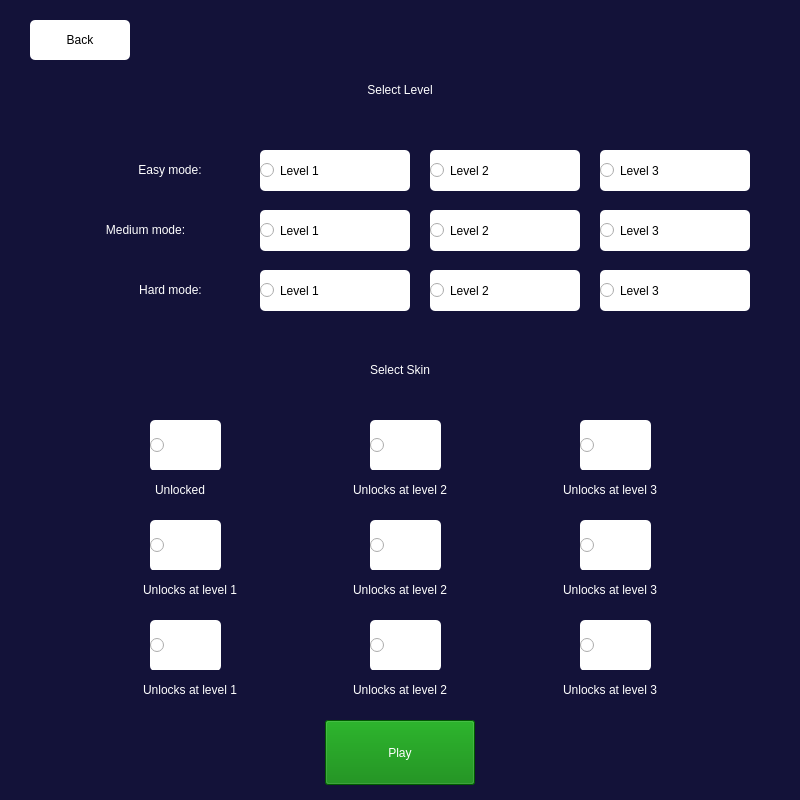
First picture: the form in ui_files/level_and_skin2.ui, repository omkar2887/Whack_A_Mole, before the edit.
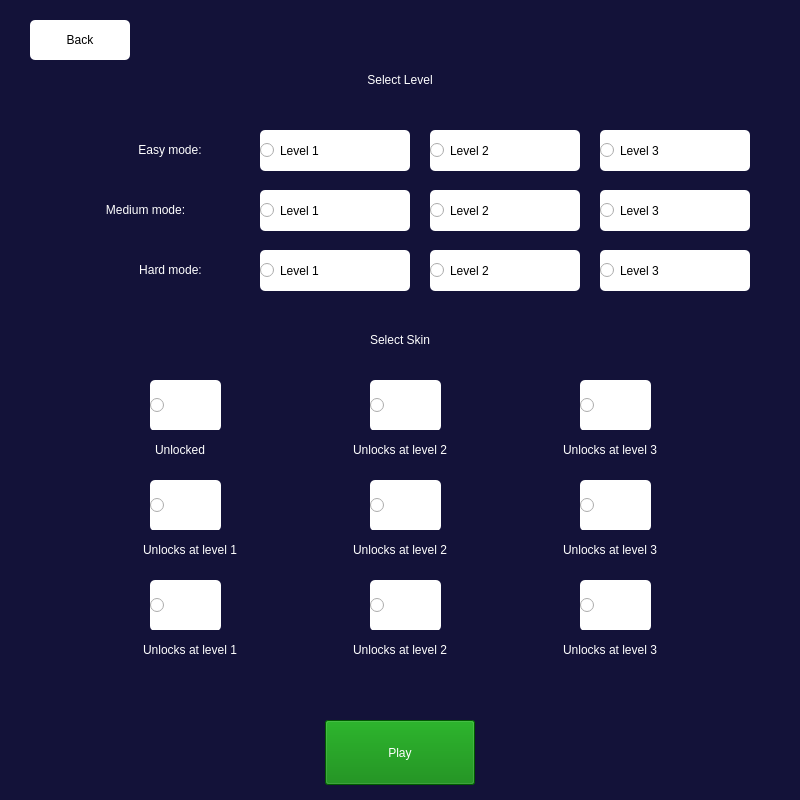
Second picture: the form after the edit. Icons and pictures are not drawn.

Commit message: Refubrishing Game By Omkar M

```diff
--- a/ui_files/level_and_skin2.ui
+++ b/ui_files/level_and_skin2.ui
@@ -20,7 +20,7 @@
    <property name="geometry">
     <rect>
      <x>260</x>
-     <y>150</y>
+     <y>130</y>
      <width>150</width>
      <height>41</height>
     </rect>
@@ -51,7 +51,7 @@
    <property name="geometry">
     <rect>
      <x>430</x>
-     <y>150</y>
+     <y>130</y>
      <width>150</width>
      <height>41</height>
     </rect>
@@ -82,7 +82,7 @@
    <property name="geometry">
     <rect>
      <x>90</x>
-     <y>150</y>
+     <y>130</y>
      <width>160</width>
      <height>40</height>
     </rect>
@@ -102,7 +102,7 @@
    <property name="geometry">
     <rect>
      <x>600</x>
-     <y>150</y>
+     <y>130</y>
      <width>150</width>
      <height>41</height>
     </rect>
@@ -133,7 +133,7 @@
    <property name="geometry">
     <rect>
      <x>260</x>
-     <y>210</y>
+     <y>190</y>
      <width>150</width>
      <height>41</height>
     </rect>
@@ -164,7 +164,7 @@
    <property name="geometry">
     <rect>
      <x>430</x>
-     <y>210</y>
+     <y>190</y>
      <width>150</width>
      <height>41</height>
     </rect>
@@ -195,7 +195,7 @@
    <property name="geometry">
     <rect>
      <x>600</x>
-     <y>210</y>
+     <y>190</y>
      <width>150</width>
      <height>41</height>
     </rect>
@@ -226,7 +226,7 @@
    <property name="geometry">
     <rect>
      <x>260</x>
-     <y>270</y>
+     <y>250</y>
      <width>150</width>
      <height>41</height>
     </rect>
@@ -257,7 +257,7 @@
    <property name="geometry">
     <rect>
      <x>430</x>
-     <y>270</y>
+     <y>250</y>
      <width>150</width>
      <height>41</height>
     </rect>
@@ -288,7 +288,7 @@
    <property name="geometry">
     <rect>
      <x>600</x>
-     <y>270</y>
+     <y>250</y>
      <width>150</width>
      <height>41</height>
     </rect>
@@ -319,7 +319,7 @@
    <property name="geometry">
     <rect>
      <x>50</x>
-     <y>210</y>
+     <y>190</y>
      <width>191</width>
      <height>40</height>
     </rect>
@@ -339,7 +339,7 @@
    <property name="geometry">
     <rect>
      <x>90</x>
-     <y>270</y>
+     <y>250</y>
      <width>161</width>
      <height>40</height>
     </rect>
@@ -360,7 +360,7 @@
    <property name="geometry">
     <rect>
      <x>310</x>
-     <y>70</y>
+     <y>60</y>
      <width>180</width>
      <height>40</height>
     </rect>
@@ -412,7 +412,7 @@
    <property name="geometry">
     <rect>
      <x>310</x>
-     <y>350</y>
+     <y>320</y>
      <width>180</width>
      <height>40</height>
     </rect>
@@ -432,7 +432,7 @@
    <property name="geometry">
     <rect>
      <x>150</x>
-     <y>420</y>
+     <y>380</y>
      <width>71</width>
      <height>51</height>
     </rect>
@@ -462,7 +462,7 @@
    <property name="geometry">
     <rect>
      <x>370</x>
-     <y>420</y>
+     <y>380</y>
      <width>71</width>
      <height>51</height>
     </rect>
@@ -492,7 +492,7 @@
    <property name="geometry">
     <rect>
      <x>580</x>
-     <y>420</y>
+     <y>380</y>
      <width>71</width>
      <height>51</height>
     </rect>
@@ -522,7 +522,7 @@
    <property name="geometry">
     <rect>
      <x>130</x>
-     <y>470</y>
+     <y>430</y>
      <width>100</width>
      <height>40</height>
     </rect>
@@ -542,7 +542,7 @@
    <property name="geometry">
     <rect>
      <x>320</x>
-     <y>470</y>
+     <y>430</y>
      <width>160</width>
      <height>40</height>
     </rect>
@@ -562,7 +562,7 @@
    <property name="geometry">
     <rect>
      <x>530</x>
-     <y>470</y>
+     <y>430</y>
      <width>160</width>
      <height>40</height>
     </rect>
@@ -582,7 +582,7 @@
    <property name="geometry">
     <rect>
      <x>150</x>
-     <y>520</y>
+     <y>480</y>
      <width>71</width>
      <height>51</height>
     </rect>
@@ -612,7 +612,7 @@
    <property name="geometry">
     <rect>
      <x>370</x>
-     <y>520</y>
+     <y>480</y>
      <width>71</width>
      <height>51</height>
     </rect>
@@ -642,7 +642,7 @@
    <property name="geometry">
     <rect>
      <x>580</x>
-     <y>520</y>
+     <y>480</y>
      <width>71</width>
      <height>51</height>
     </rect>
@@ -672,7 +672,7 @@
    <property name="geometry">
     <rect>
      <x>150</x>
-     <y>620</y>
+     <y>580</y>
      <width>71</width>
      <height>51</height>
     </rect>
@@ -702,7 +702,7 @@
    <property name="geometry">
     <rect>
      <x>370</x>
-     <y>620</y>
+     <y>580</y>
      <width>71</width>
      <height>51</height>
     </rect>
@@ -732,7 +732,7 @@
    <property name="geometry">
     <rect>
      <x>580</x>
-     <y>620</y>
+     <y>580</y>
      <width>71</width>
      <height>51</height>
     </rect>
@@ -762,7 +762,7 @@
    <property name="geometry">
     <rect>
      <x>110</x>
-     <y>570</y>
+     <y>530</y>
      <width>160</width>
      <height>40</height>
     </rect>
@@ -782,7 +782,7 @@
    <property name="geometry">
     <rect>
      <x>320</x>
-     <y>570</y>
+     <y>530</y>
      <width>160</width>
      <height>40</height>
     </rect>
@@ -802,7 +802,7 @@
    <property name="geometry">
     <rect>
      <x>530</x>
-     <y>570</y>
+     <y>530</y>
      <width>160</width>
      <height>40</height>
     </rect>
@@ -822,7 +822,7 @@
    <property name="geometry">
     <rect>
      <x>110</x>
-     <y>670</y>
+     <y>630</y>
      <width>160</width>
      <height>40</height>
     </rect>
@@ -842,7 +842,7 @@
    <property name="geometry">
     <rect>
      <x>320</x>
-     <y>670</y>
+     <y>630</y>
      <width>160</width>
      <height>40</height>
     </rect>
@@ -862,7 +862,7 @@
    <property name="geometry">
     <rect>
      <x>530</x>
-     <y>670</y>
+     <y>630</y>
      <width>160</width>
      <height>40</height>
     </rect>
@@ -902,6 +902,26 @@
     <string>Play</string>
    </property>
   </widget>
+  <widget class="QLabel" name="f_play_game_err">
+   <property name="geometry">
+    <rect>
+     <x>150</x>
+     <y>680</y>
+     <width>500</width>
+     <height>30</height>
+    </rect>
+   </property>
+   <property name="styleSheet">
+    <string notr="true">font: 75 12pt &quot;Georgia&quot;;
+color:red;</string>
+   </property>
+   <property name="text">
+    <string/>
+   </property>
+   <property name="alignment">
+    <set>Qt::AlignCenter</set>
+   </property>
+  </widget>
  </widget>
  <resources/>
  <connections/>
```
The commit also changes 15 other files.
